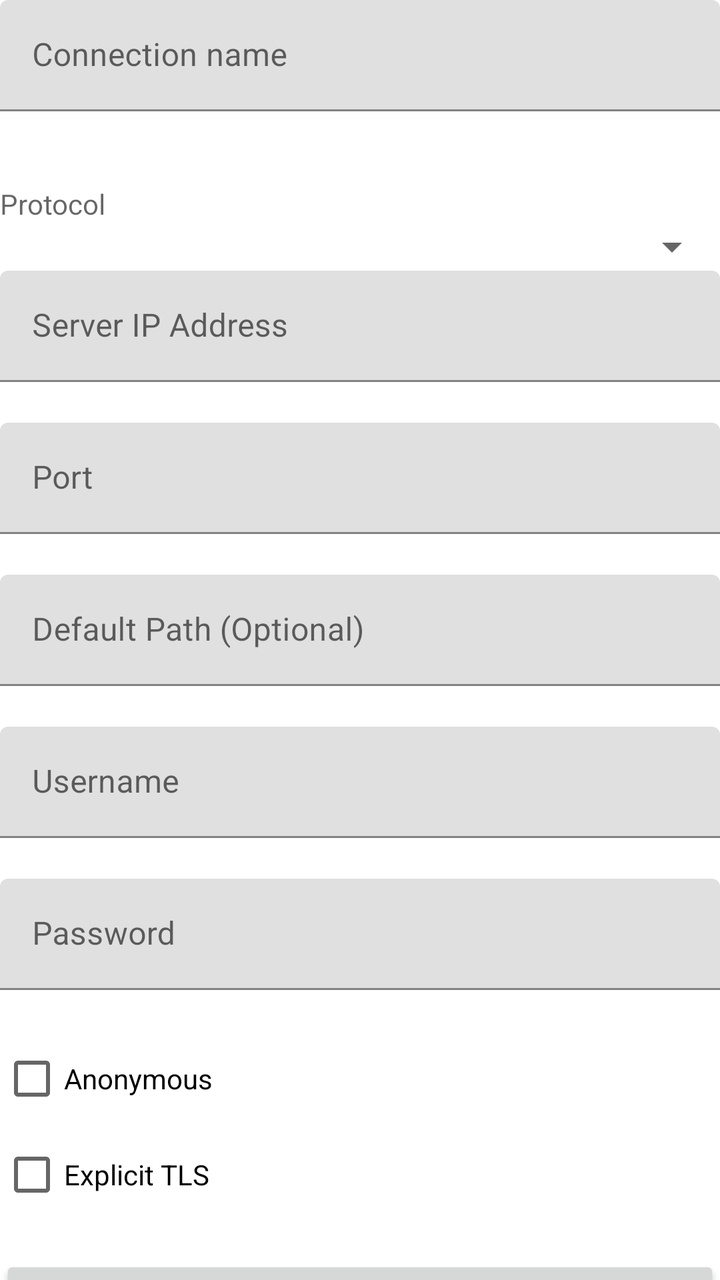
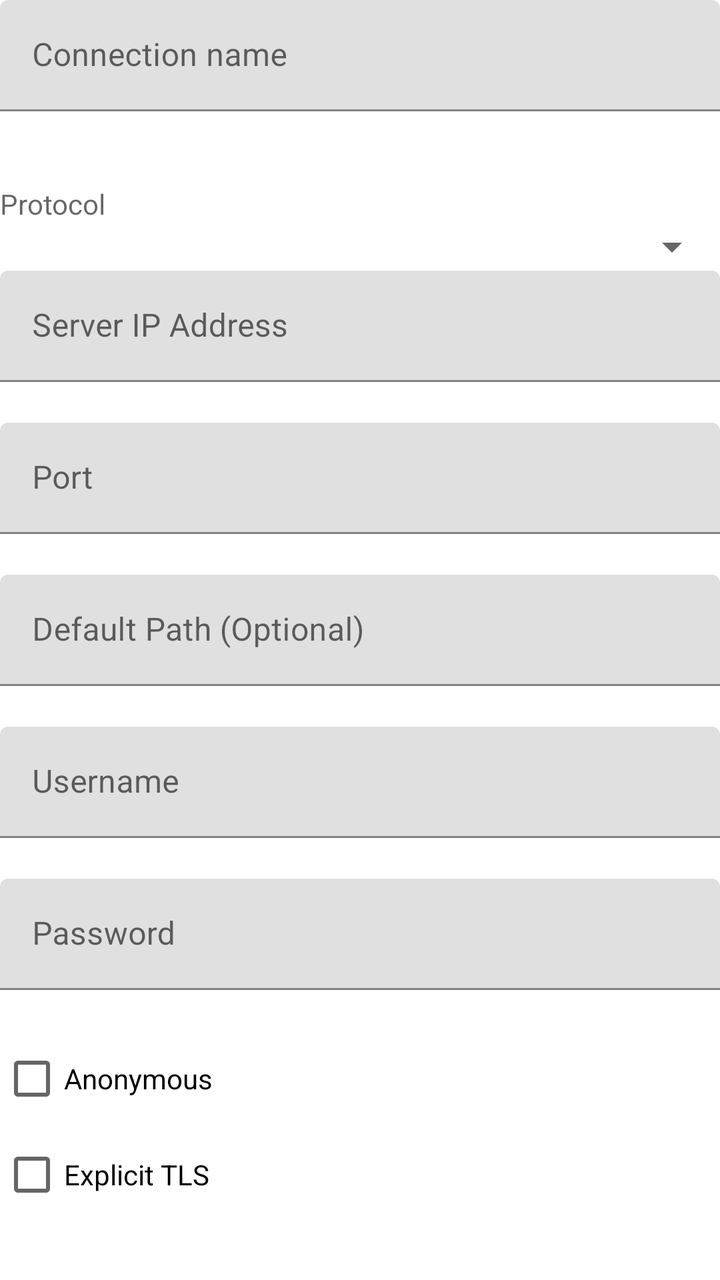

Two renders of the same Android screen: before a commit and after it. Below are the layout's source before the change and the commit's diff.
<!-- AndroidManifest.xml: fallback theme Theme.MaterialComponents.DayNight.NoActionBar -->
<!-- res/layout/sftp_dialog.xml -->
<?xml version="1.0" encoding="utf-8"?>
<androidx.constraintlayout.widget.ConstraintLayout
    xmlns:android="http://schemas.android.com/apk/res/android"
    xmlns:app="http://schemas.android.com/apk/res-auto"
    android:layout_width="match_parent"
    android:layout_height="match_parent">

    <com.google.android.material.textfield.TextInputLayout
        android:layout_width="match_parent"
        app:errorEnabled="true"
        app:layout_constraintLeft_toLeftOf="parent"
        app:layout_constraintTop_toTopOf="parent"
        android:id="@+id/connectionTIL"
        android:layout_height="wrap_content">
        <androidx.appcompat.widget.AppCompatEditText
            android:layout_width="match_parent"
            android:layout_height="wrap_content"
            android:ems="10"
            android:inputType="textUri"
            android:hint="@string/connection_name"
            android:id="@+id/connectionET"
            android:layout_gravity="center_horizontal" />
    </com.google.android.material.textfield.TextInputLayout>

    <com.google.android.material.textfield.TextInputLayout
        android:id="@+id/protocolTIL"
        android:layout_width="match_parent"
        android:layout_height="wrap_content"
        app:errorEnabled="true"
        app:layout_constraintLeft_toLeftOf="parent"
        app:layout_constraintTop_toBottomOf="@id/connectionTIL">
        <androidx.appcompat.widget.AppCompatTextView
            android:layout_width="match_parent"
            android:layout_height="wrap_content"
            android:hint="Protocol" />
        <androidx.appcompat.widget.AppCompatSpinner
            style="@style/Widget.AppCompat.Spinner"
            android:layout_width="match_parent"
            android:layout_height="wrap_content"
            android:id="@+id/protocolDropDown" />
    </com.google.android.material.textfield.TextInputLayout>

    <com.google.android.material.textfield.TextInputLayout
        android:id="@+id/ipTIL"
        android:layout_width="match_parent"
        android:layout_height="wrap_content"
        app:errorEnabled="true"
        app:layout_constraintLeft_toLeftOf="parent"
        app:layout_constraintTop_toBottomOf="@id/protocolTIL">
        <androidx.appcompat.widget.AppCompatEditText
            android:layout_width="match_parent"
            android:layout_height="wrap_content"
            android:ems="10"
            android:inputType="textUri"
            android:hint="@string/server_address"
            android:id="@+id/ipET"
            android:layout_gravity="center_horizontal" />
    </com.google.android.material.textfield.TextInputLayout>

    <com.google.android.material.textfield.TextInputLayout
        android:layout_width="match_parent"
        android:id="@+id/portTIL"
        app:errorEnabled="true"
        app:layout_constraintLeft_toLeftOf="parent"
        app:layout_constraintTop_toBottomOf="@+id/ipTIL"
        android:layout_height="wrap_content">
        <androidx.appcompat.widget.AppCompatEditText
            android:layout_width="match_parent"
            android:layout_height="wrap_content"
            android:ems="10"
            android:digits="0123456789"
            android:inputType="number"
            android:hint="@string/scp_port"
            android:id="@+id/portET"
            android:layout_gravity="center_horizontal" />
    </com.google.android.material.textfield.TextInputLayout>

    <com.google.android.material.textfield.TextInputLayout
        android:layout_width="match_parent"
        android:id="@+id/defaultPathTIL"
        app:errorEnabled="true"
        app:layout_constraintLeft_toLeftOf="parent"
        app:layout_constraintTop_toBottomOf="@id/portTIL"
        android:layout_height="wrap_content">
        <androidx.appcompat.widget.AppCompatEditText
            android:layout_width="match_parent"
            android:layout_height="wrap_content"
            android:ems="10"
            android:inputType="text"
            android:hint="@string/scp_default_path"
            android:id="@+id/defaultPathET"
            android:layout_gravity="center_horizontal" />
    </com.google.android.material.textfield.TextInputLayout>

    <com.google.android.material.textfield.TextInputLayout
        android:layout_width="match_parent"
        app:errorEnabled="true"
        app:layout_constraintLeft_toLeftOf="parent"
        app:layout_constraintTop_toBottomOf="@+id/defaultPathTIL"
        android:layout_height="wrap_content"
        android:id="@+id/usernameTIL" >
        <androidx.appcompat.widget.AppCompatEditText
            android:layout_width="match_parent"
            android:layout_height="wrap_content"
            android:inputType="textPersonName"
            android:hint="@string/username"
            android:ems="10"
            android:id="@+id/usernameET" />
    </com.google.android.material.textfield.TextInputLayout>

    <com.google.android.material.textfield.TextInputLayout
        android:id="@id/passwordTIL"
        android:layout_width="match_parent"
        android:layout_height="wrap_content"
        app:errorEnabled="true"
        app:layout_constraintLeft_toLeftOf="parent"
        app:layout_constraintTop_toBottomOf="@id/usernameTIL">
        <androidx.appcompat.widget.AppCompatEditText
            android:layout_width="match_parent"
            android:layout_height="wrap_content"
            android:inputType="textPassword"
            android:ems="10"
            android:hint="@string/password"
            android:id="@+id/passwordET"
            android:layout_gravity="center_horizontal" />
    </com.google.android.material.textfield.TextInputLayout>

    <androidx.appcompat.widget.AppCompatCheckBox
        android:layout_width="match_parent"
        android:layout_height="wrap_content"
        android:id="@+id/chkFtpAnonymous"
        android:text="@string/anonymous"
        app:layout_constraintLeft_toLeftOf="parent"
        app:layout_constraintTop_toBottomOf="@id/passwordTIL"
        android:layout_gravity="center_horizontal"/>

    <androidx.appcompat.widget.AppCompatCheckBox
        android:layout_width="match_parent"
        android:layout_height="wrap_content"
        android:id="@+id/chkFtpExplicitTls"
        android:text="@string/ftps_enable_explicit_tls"
        app:layout_constraintLeft_toLeftOf="parent"
        app:layout_constraintTop_toBottomOf="@id/chkFtpAnonymous"
        android:layout_gravity="center_horizontal"/>

    <com.google.android.material.textfield.TextInputLayout
        android:id="@+id/selectPemTIL"
        app:errorEnabled="true"
        app:layout_constraintLeft_toLeftOf="parent"
        app:layout_constraintTop_toBottomOf="@id/chkFtpExplicitTls"
        android:layout_width="match_parent"
        android:layout_height="wrap_content">

        <androidx.appcompat.widget.AppCompatButton
            android:layout_width="match_parent"
            android:layout_height="wrap_content"
            android:contentDescription="@string/ssh_select_pem"
            android:id="@+id/selectPemBTN"
            android:text="@string/ssh_select_pem_button"
            android:ems="10"
            android:layout_gravity="center_horizontal"/>

    </com.google.android.material.textfield.TextInputLayout>

</androidx.constraintlayout.widget.ConstraintLayout>
<!-- resources referenced by this layout -->
<resources>
  <string name="anonymous">Anonymous</string>
  <string name="connection_name">Connection name</string>
  <string name="ftps_enable_explicit_tls">Explicit TLS</string>
  <string name="password">Password</string>
  <string name="scp_default_path">Default Path (Optional)</string>
  <string name="scp_port">Port</string>
  <string name="server_address">Server IP Address</string>
  <string name="ssh_select_pem">Select private key for authentication</string>
  <string name="ssh_select_pem_button">SSH Private Key</string>
  <string name="username">Username</string>
</resources>

<!-- the commit's change to res/layout/sftp_dialog.xml (unified diff, before → after) -->
@@ -151,7 +151,8 @@
         android:layout_width="match_parent"
         android:layout_height="wrap_content">
 
-        <androidx.appcompat.widget.AppCompatButton
+        <com.google.android.material.button.MaterialButton
+            style="@style/AmazeModDialogInlineButton"
             android:layout_width="match_parent"
             android:layout_height="wrap_content"
             android:contentDescription="@string/ssh_select_pem"
<!-- resource entries referenced after the edit -->
@@ -10,5 +10,43 @@
   <string name="ssh_select_pem">Select private key for authentication</string>
   <string name="ssh_select_pem_button">SSH Private Key</string>
   <string name="username">Username</string>
+  <style name="AmazeModDialogInlineButton" parent="AmazeModDialogActionButtonSecondary">
+          <item name="android:minWidth">96dp</item>
+      </style>
+  <style name="AmazeModDialogActionButtonSecondary" parent="Widget.MaterialComponents.Button.TextButton.Dialog">
+          <item name="android:background">@drawable/amaze_mod_dialog_action_secondary</item>
+          <item name="android:minHeight">48dp</item>
+          <item name="android:minWidth">80dp</item>
+          <item name="android:paddingStart">20dp</item>
+          <item name="android:paddingEnd">20dp</item>
+          <item name="android:paddingLeft">20dp</item>
+          <item name="android:paddingRight">20dp</item>
+          <item name="android:textAllCaps">false</item>
+          <item name="android:fontFamily">sans-serif-medium</item>
+          <item name="android:textStyle">normal</item>
+          <item name="android:textSize">14sp</item>
+          <item name="android:letterSpacing">0.01</item>
+          <item name="android:textColor">?attr/colorAccent</item>
+          <item name="android:layout_marginStart">4dp</item>
+          <item name="android:layout_marginEnd">4dp</item>
+      </style>
+  <!-- drawable amaze_mod_dialog_action_secondary (drawable) -->
+  <?xml version="1.0" encoding="utf-8"?>
+  <ripple xmlns:android="http://schemas.android.com/apk/res/android"
+      android:color="?attr/colorControlHighlight">
+      <item>
+          <inset
+              android:insetLeft="2dp"
+              android:insetTop="2dp"
+              android:insetRight="2dp"
+              android:insetBottom="2dp">
+              <shape android:shape="rectangle">
+                  <solid android:color="@android:color/transparent" />
+                  <stroke android:width="1dp" android:color="?attr/colorControlNormal" />
+                  <corners android:radius="24dp" />
+              </shape>
+          </inset>
+      </item>
+  </ripple>
 </resources>
 
